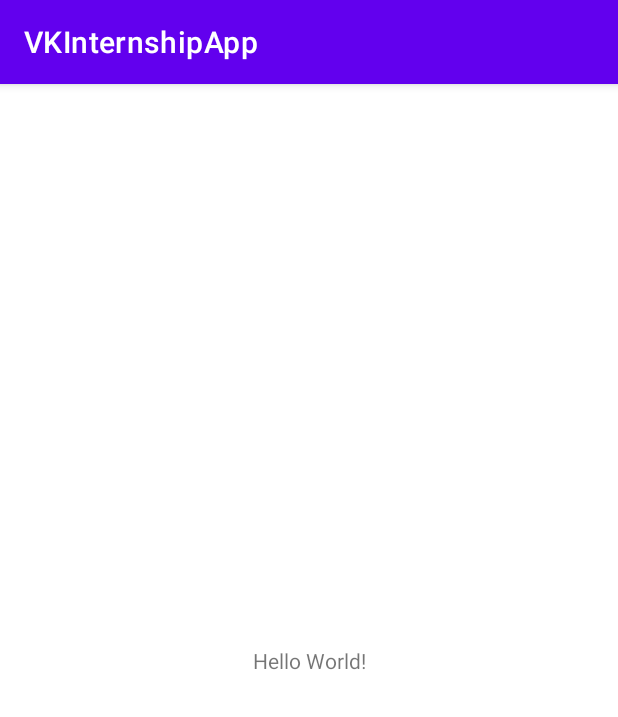
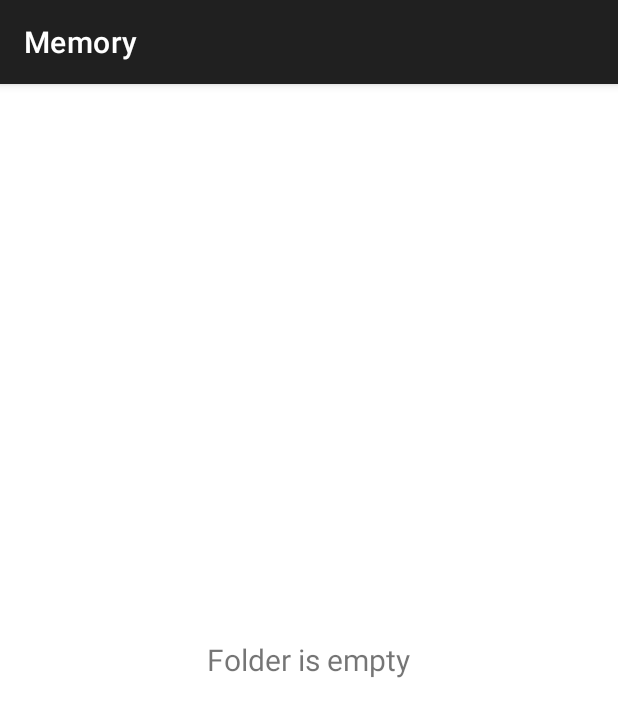
Before and after one commit to okuymakov/FileManager, an Android app: the screen it shows after launch (MainActivity), on a phone screen of 412 x 824 dp. Shown: the top 717 px of the screen. Run offline under Robolectric (Android 15) with nearby library versions, the phone set to English and light mode, and no system bars; 1 statement that could not run was skipped.

Commit message:
Add file manager ui

```diff
--- a/app/src/main/java/com/example/vkinternshipapp/MainActivity.kt
+++ /dev/null
@@ -1,11 +0,0 @@
-package com.example.vkinternshipapp
-
-import androidx.appcompat.app.AppCompatActivity
-import android.os.Bundle
-
-class MainActivity : AppCompatActivity() {
-    override fun onCreate(savedInstanceState: Bundle?) {
-        super.onCreate(savedInstanceState)
-        setContentView(R.layout.activity_main)
-    }
-}
--- /dev/null
+++ b/app/src/main/java/com/example/vkinternshipapp/core/Constants.kt
@@ -0,0 +1,11 @@
+package com.example.vkinternshipapp.core
+
+import android.os.Environment
+import com.example.vkinternshipapp.BuildConfig
+
+class Constants {
+    companion object {
+        val ROOT_PATH: String = Environment.getExternalStorageDirectory().path
+        const val SETTINGS_URI = "package:${BuildConfig.APPLICATION_ID}"
+    }
+}
--- /dev/null
+++ b/app/src/main/java/com/example/vkinternshipapp/core/UiText.kt
@@ -0,0 +1,17 @@
+package com.example.vkinternshipapp.core
+
+import android.content.Context
+import androidx.annotation.StringRes
+
+sealed class UiText
+
+data class DynamicString(val value: String) : UiText()
+
+class StringResource(@StringRes val resId: Int, vararg val args: Any) : UiText()
+
+fun UiText.toCharSequence(context: Context): CharSequence {
+    return when (this) {
+        is DynamicString -> value
+        is StringResource -> context.resources.getString(resId, args)
+    }
+}
--- /dev/null
+++ b/app/src/main/java/com/example/vkinternshipapp/ui/MainAction.kt
@@ -0,0 +1,6 @@
+package com.example.vkinternshipapp.ui
+
+sealed class MainAction {
+    data class MoveToDirectory(val path: String): MainAction()
+    object MoveBack: MainAction()
+}
--- /dev/null
+++ b/app/src/main/java/com/example/vkinternshipapp/ui/MainActivity.kt
@@ -0,0 +1,140 @@
+package com.example.vkinternshipapp.ui
+
+import android.Manifest
+import android.content.Intent
+import android.content.pm.PackageManager
+import android.net.Uri
+import android.os.Build
+import android.os.Bundle
+import android.os.Environment
+import android.provider.Settings
+import android.view.View
+import android.widget.FrameLayout
+import androidx.activity.addCallback
+import androidx.activity.result.contract.ActivityResultContracts
+import androidx.activity.viewModels
+import androidx.appcompat.app.AppCompatActivity
+import androidx.appcompat.widget.Toolbar
+import androidx.core.content.ContextCompat
+import androidx.lifecycle.Lifecycle
+import androidx.recyclerview.widget.LinearLayoutManager
+import androidx.recyclerview.widget.RecyclerView
+import com.example.vkinternshipapp.R
+import com.example.vkinternshipapp.core.Constants
+import com.example.vkinternshipapp.core.launchOnLifecycle
+import com.example.vkinternshipapp.core.toCharSequence
+import com.example.vkinternshipapp.models.FileModel
+import com.example.vkinternshipapp.ui.adapter.FileAdapter
+
+class MainActivity : AppCompatActivity(R.layout.activity_main) {
+    private val fileAdapter by lazy { FileAdapter(::onClick) }
+    private val viewModel by viewModels<MainViewModel>()
+
+    override fun onCreate(savedInstanceState: Bundle?) {
+        super.onCreate(savedInstanceState)
+        setupToolbar()
+        doOnPermissions {
+            setupList()
+        }
+        init()
+        onBackPressedDispatcher.addCallback {
+            viewModel.onAction(MainAction.MoveBack)
+        }
+    }
+
+    private fun init() {
+        launchOnLifecycle(Lifecycle.State.STARTED) {
+            viewModel.state.collect(::onState)
+        }
+        launchOnLifecycle(Lifecycle.State.STARTED) {
+            viewModel.events.collect(::onEvent)
+        }
+    }
+
+    private fun onState(state: MainState) {
+        val filesList = findViewById<RecyclerView>(R.id.files_List)
+        val emptyView = findViewById<FrameLayout>(R.id.empty_view)
+        val toolbar = findViewById<Toolbar>(R.id.toolbar)
+        if (state.files.isEmpty()) {
+            emptyView.visibility = View.VISIBLE
+            filesList.visibility = View.GONE
+        } else {
+            emptyView.visibility = View.GONE
+            filesList.visibility = View.VISIBLE
+            fileAdapter.submitData(state.files)
+        }
+        toolbar.title = state.directories.last().toCharSequence(this)
+        if (state.isRoot) {
+            toolbar.navigationIcon = null
+        } else {
+            toolbar.setNavigationIcon(R.drawable.ic_arrow_back_24)
+        }
+    }
+
+    private fun onEvent(event: MainEvent) {
+        when (event) {
+            MainEvent.CloseApp -> finish()
+        }
+    }
+
+    private fun setupList() {
+        findViewById<RecyclerView>(R.id.files_List).apply {
+            layoutManager = LinearLayoutManager(this@MainActivity)
+            adapter = fileAdapter
+            setHasFixedSize(true)
+        }
+    }
+
+    private fun setupToolbar() {
+        findViewById<Toolbar>(R.id.toolbar).setNavigationOnClickListener {
+            viewModel.onAction(MainAction.MoveBack)
+        }
+    }
+
+    private fun onClick(file: FileModel) {
+        if (file.isDirectory) {
+            viewModel.onAction(MainAction.MoveToDirectory(file.path))
+        }
+    }
+
+    private fun doOnPermissions(block: () -> Unit) {
+        if (checkPermissions()) {
+            block()
+        } else {
+            requestPermissions {
+                block()
+            }
+        }
+    }
+
+    private fun checkPermissions(): Boolean {
+        return if (Build.VERSION.SDK_INT >= Build.VERSION_CODES.R) {
+            Environment.isExternalStorageManager()
+        } else {
+            ContextCompat.checkSelfPermission(
+                this,
+                Manifest.permission.READ_EXTERNAL_STORAGE
+            ) == PackageManager.PERMISSION_GRANTED
+        }
+    }
+
+    private fun requestPermissions(onSuccess: () -> Unit) {
+        if (Build.VERSION.SDK_INT >= Build.VERSION_CODES.R) {
+            val intent = Intent(
+                Settings.ACTION_MANAGE_APP_ALL_FILES_ACCESS_PERMISSION,
+                Uri.parse(Constants.SETTINGS_URI)
+            )
+            registerForActivityResult(ActivityResultContracts.StartActivityForResult()) {
+                if (Environment.isExternalStorageManager()) {
+                    onSuccess()
+                }
+            }.launch(intent)
+        } else {
+            registerForActivityResult(ActivityResultContracts.RequestPermission()) { isGranted: Boolean ->
+                if (isGranted) {
+                    onSuccess()
+                }
+            }.launch(Manifest.permission.READ_EXTERNAL_STORAGE)
+        }
+    }
+}
--- /dev/null
+++ b/app/src/main/java/com/example/vkinternshipapp/ui/MainEvent.kt
@@ -0,0 +1,5 @@
+package com.example.vkinternshipapp.ui
+
+sealed class MainEvent {
+    object CloseApp: MainEvent()
+}
--- /dev/null
+++ b/app/src/main/java/com/example/vkinternshipapp/ui/MainState.kt
@@ -0,0 +1,13 @@
+package com.example.vkinternshipapp.ui
+
+import com.example.vkinternshipapp.R
+import com.example.vkinternshipapp.core.StringResource
+import com.example.vkinternshipapp.core.UiText
+import com.example.vkinternshipapp.models.FileModel
+
+data class MainState(
+    val files: List<FileModel> = emptyList(),
+    val isLoading: Boolean = false,
+    val directories: List<UiText> = listOf(StringResource(R.string.root_dir_name)),
+    val isRoot: Boolean = true
+)
--- /dev/null
+++ b/app/src/main/java/com/example/vkinternshipapp/ui/MainViewModel.kt
@@ -0,0 +1,69 @@
+package com.example.vkinternshipapp.ui
+
+import androidx.lifecycle.ViewModel
+import androidx.lifecycle.viewModelScope
+import com.example.vkinternshipapp.R
+import com.example.vkinternshipapp.core.Constants
+import com.example.vkinternshipapp.core.DynamicString
+import com.example.vkinternshipapp.core.StringResource
+import com.example.vkinternshipapp.filemanager.FileManager
+import kotlinx.coroutines.channels.Channel
+import kotlinx.coroutines.flow.MutableStateFlow
+import kotlinx.coroutines.flow.asStateFlow
+import kotlinx.coroutines.flow.receiveAsFlow
+import kotlinx.coroutines.launch
+import java.io.File
+
+class MainViewModel(
+    private val fileManager: FileManager = FileManager(Constants.ROOT_PATH)
+) : ViewModel() {
+
+    private val _state = MutableStateFlow(MainState(isLoading = true))
+    val state get() = _state.asStateFlow()
+
+    private val _events: Channel<MainEvent> = Channel()
+    val events = _events.receiveAsFlow()
+
+    init {
+        fetchFiles()
+    }
+
+    private fun moveToDirectory(dir: String) {
+        fileManager.moveToDirectory(dir)
+        fetchFiles()
+    }
+
+    private fun moveBack() {
+        if (fileManager.moveBack()) {
+            viewModelScope.launch {
+                fetchFiles()
+            }
+        } else {
+            viewModelScope.launch {
+                _events.send(MainEvent.CloseApp)
+            }
+        }
+    }
+
+    private fun fetchFiles() {
+        viewModelScope.launch {
+            val dirs = fileManager.currentPath
+                ?.replace(Constants.ROOT_PATH, "")?.split(File.separator)
+                ?.filterNot { it.isBlank() }?.map { DynamicString(it) } ?: emptyList()
+            _state.emit(
+                _state.value.copy(
+                    files = fileManager.fetchFiles(),
+                    isRoot = fileManager.isRoot,
+                    directories = listOf(StringResource(R.string.root_dir_name)) + dirs
+                )
+            )
+        }
+    }
+
+    fun onAction(action: MainAction) {
+        when (action) {
+            MainAction.MoveBack -> moveBack()
+            is MainAction.MoveToDirectory -> moveToDirectory(action.path)
+        }
+    }
+}
--- a/app/src/main/res/layout/activity_main.xml
+++ b/app/src/main/res/layout/activity_main.xml
@@ -1,18 +1,45 @@
 <?xml version="1.0" encoding="utf-8"?>
-<androidx.constraintlayout.widget.ConstraintLayout xmlns:android="http://schemas.android.com/apk/res/android"
+<LinearLayout xmlns:android="http://schemas.android.com/apk/res/android"
     xmlns:app="http://schemas.android.com/apk/res-auto"
     xmlns:tools="http://schemas.android.com/tools"
     android:layout_width="match_parent"
     android:layout_height="match_parent"
-    tools:context=".MainActivity">
+    android:orientation="vertical"
+    tools:context=".ui.MainActivity">
 
-    <TextView
-        android:layout_width="wrap_content"
+    <com.google.android.material.appbar.AppBarLayout
+        android:id="@+id/appbar_layout"
+        android:layout_width="match_parent"
         android:layout_height="wrap_content"
-        android:text="Hello World!"
-        app:layout_constraintBottom_toBottomOf="parent"
-        app:layout_constraintEnd_toEndOf="parent"
-        app:layout_constraintStart_toStartOf="parent"
-        app:layout_constraintTop_toTopOf="parent" />
+        android:layout_gravity="top">
 
-</androidx.constraintlayout.widget.ConstraintLayout>
+        <com.google.android.material.appbar.MaterialToolbar
+            android:id="@+id/toolbar"
+            style="@style/Widget.MaterialComponents.Toolbar.Primary"
+            android:layout_width="match_parent"
+            android:layout_height="?attr/actionBarSize"
+            app:navigationIconTint="@color/white"
+            app:title="FileManager" />
+    </com.google.android.material.appbar.AppBarLayout>
+
+    <androidx.recyclerview.widget.RecyclerView
+        android:id="@+id/files_List"
+        android:layout_width="match_parent"
+        android:layout_height="match_parent"
+        app:layout_behavior="com.google.android.material.appbar.AppBarLayout$ScrollingViewBehavior"
+        tools:itemCount="5"
+        tools:listitem="@layout/item_file" />
+
+    <FrameLayout
+        android:id="@+id/empty_view"
+        android:visibility="gone"
+        android:layout_width="match_parent"
+        android:layout_height="match_parent">
+        <TextView
+            android:layout_width="wrap_content"
+            android:layout_height="wrap_content"
+            android:textSize="20sp"
+            android:layout_gravity="center"
+            android:text="@string/msg_empty_folder" />
+    </FrameLayout>
+</LinearLayout>
--- a/app/src/main/res/values/colors.xml
+++ b/app/src/main/res/values/colors.xml
@@ -1,5 +1,6 @@
 <?xml version="1.0" encoding="utf-8"?>
 <resources>
+    <color name="dark_gray">#FF202020</color>
     <color name="purple_200">#FFBB86FC</color>
     <color name="purple_500">#FF6200EE</color>
     <color name="purple_700">#FF3700B3</color>
--- a/app/src/main/res/values/themes.xml
+++ b/app/src/main/res/values/themes.xml
@@ -1,9 +1,9 @@
 <resources>
     <!-- Base application theme. -->
-    <style name="Theme.VKInternshipApp" parent="Theme.MaterialComponents.DayNight.DarkActionBar">
+    <style name="Theme.VKInternshipApp" parent="Theme.MaterialComponents.DayNight.NoActionBar">
         <!-- Primary brand color. -->
-        <item name="colorPrimary">@color/purple_500</item>
-        <item name="colorPrimaryVariant">@color/purple_700</item>
+        <item name="colorPrimary">@color/dark_gray</item>
+        <item name="colorPrimaryVariant">@color/dark_gray</item>
         <item name="colorOnPrimary">@color/white</item>
         <!-- Secondary brand color. -->
         <item name="colorSecondary">@color/teal_200</item>
--- /dev/null
+++ b/app/src/main/res/xml/provider_paths.xml
@@ -0,0 +1,4 @@
+<?xml version="1.0" encoding="utf-8"?>
+<paths>
+    <external-path name="root" path="/" />
+</paths>
```
Also changed, not shown: app/build.gradle (+9 -1 lines), app/src/main/AndroidManifest.xml (+19 -1 lines), app/src/main/java/com/example/vkinternshipapp/core/extensions.kt (added, +53 -0 lines), app/src/main/java/com/example/vkinternshipapp/ui/adapter/FileAdapter.kt (added, +62 -0 lines), app/src/main/res/layout/item_file.xml (added, +82 -0 lines), app/src/main/res/values/strings.xml (+14 -0 lines).
